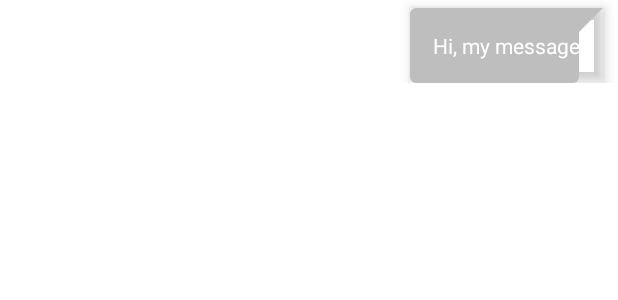
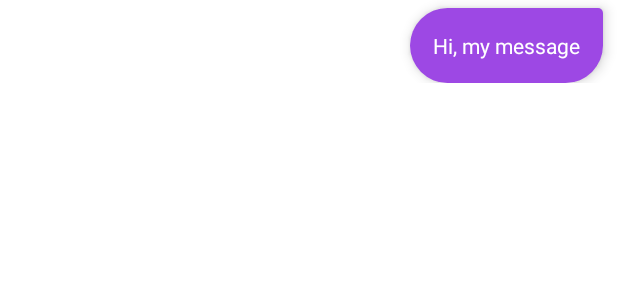
Before and after one commit to dSandley20/SnowTrails, an Android app: the layout my_chat.xml on its own in the app's theme, with its tools: preview values and no code run, on a phone screen of 412 x 824 dp. Shown: the top 300 px of the screen. Run offline under Robolectric (Android 15) with nearby library versions, the phone set to English and light mode, and no system bars; network calls fail.

Commit message:
update shape backgrounds

```diff
--- a/app/src/main/res/drawable/shape_bg_outgoing.xml
+++ b/app/src/main/res/drawable/shape_bg_outgoing.xml
@@ -1,20 +1,9 @@
 <?xml version="1.0" encoding="utf-8"?>
-<layer-list xmlns:android="http://schemas.android.com/apk/res/android">
-    <item>
-        <rotate
-            android:fromDegrees="45"
-            android:pivotX="100%"
-            android:pivotY="0%"
-            android:toDegrees="0" >
-            <shape android:shape="rectangle" >
-                <solid android:color="@color/gray" />
-            </shape>
-        </rotate>
-    </item>
-    <item android:right="16dp">
-        <shape android:shape="rectangle" >
-            <solid android:color="@color/gray" />
-            <corners android:radius="4dp" />
-        </shape>
-    </item>
-</layer-list>
+<shape xmlns:android="http://schemas.android.com/apk/res/android"
+    android:shape="rectangle">
+
+    <solid android:color="#9d48e4"></solid>
+
+    <corners android:topRightRadius="5dp" android:radius="40dp"></corners>
+
+</shape>
```
Also changed, not shown: app/src/main/res/drawable/shape_bg_incoming.xml (+9 -19 lines).
